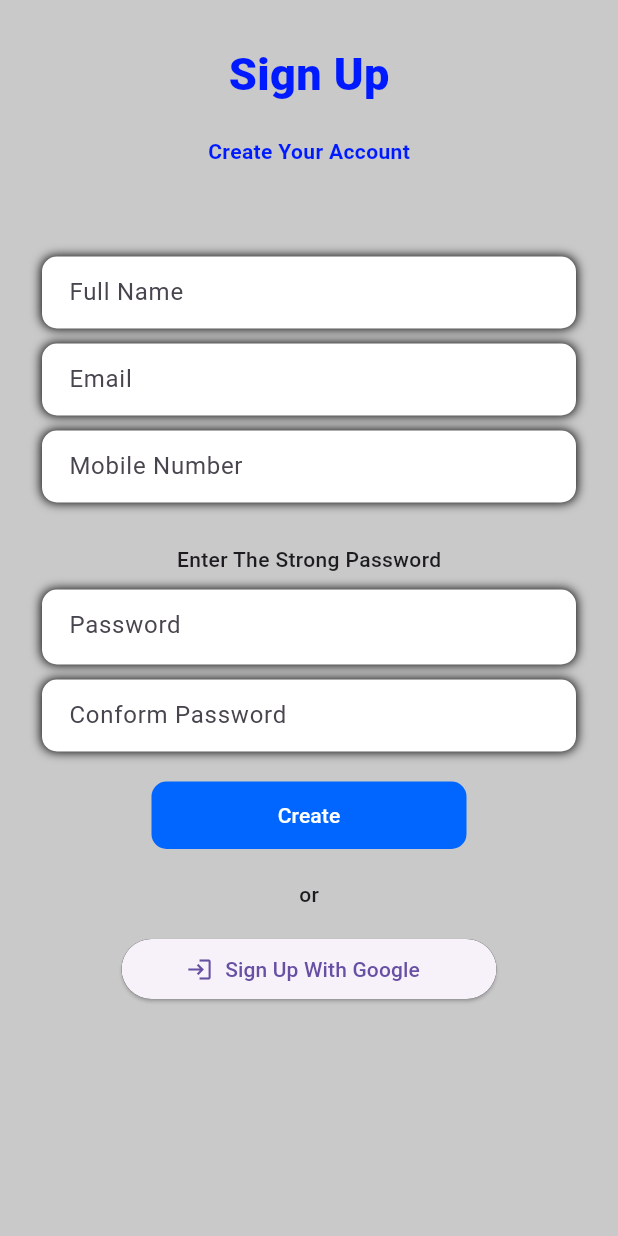
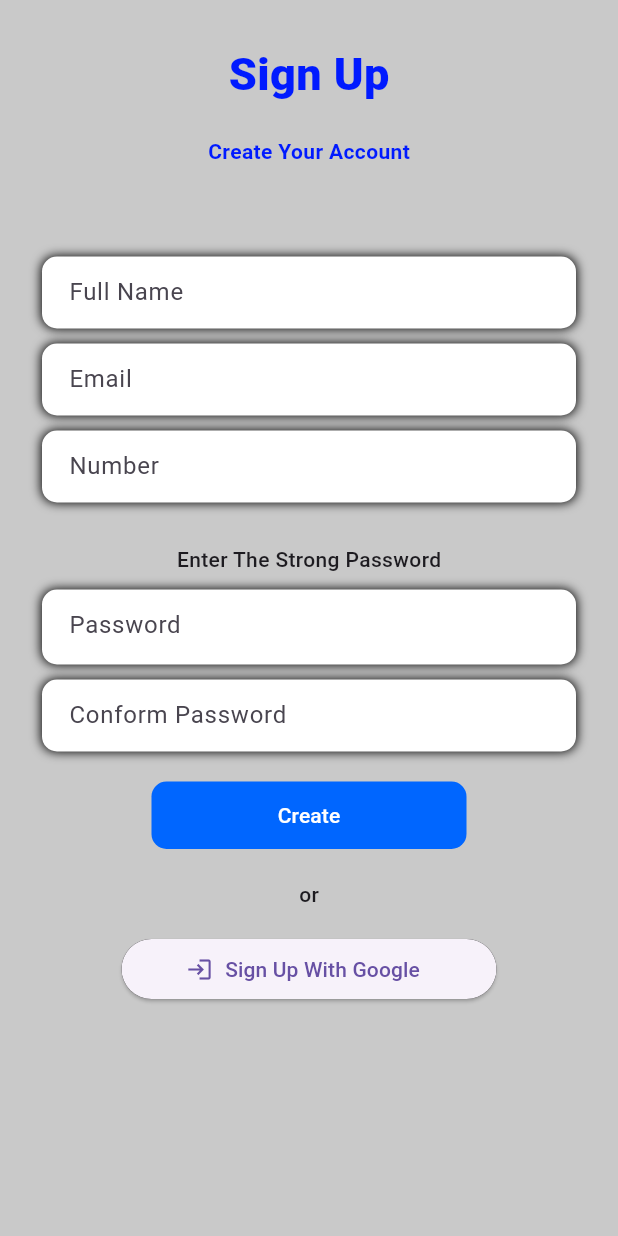
Before and after one commit to bharathnaik2k/login, a Flutter app: the SignUpPage screen opened directly, on a phone screen of 412 x 824 dp. Run offline on Flutter 3.47's test engine with Material 3 defaults, Android fonts, the phone set to English and light mode, and no system bars; network calls fail.

Commit message:
login page1

```diff
--- a/lib/signuppage.dart
+++ b/lib/signuppage.dart
@@ -115,7 +115,7 @@ class SignUpPage extends StatelessWidget {
                     child: TextField(
                       inputFormatters: [LengthLimitingTextInputFormatter(10)],
                       decoration: const InputDecoration(
-                          hintText: "Mobile Number", border: InputBorder.none),
+                          hintText: "Number", border: InputBorder.none),
                       keyboardType: TextInputType.number,
                     ),
                   ),
```
